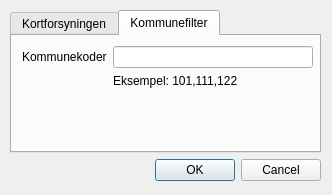
Before: the Qt Designer form src/geosearch_dk/ui_settings.ui in Septima/qgis-geosearch, drawn with Qt 5.
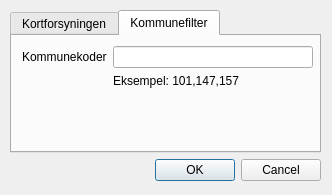
After: the same form once the commit is applied. The open tabs and pages were chosen to show the change.

Commit message: Correct example string

Patch:
```diff
--- a/src/geosearch_dk/ui_settings.ui
+++ b/src/geosearch_dk/ui_settings.ui
@@ -92,7 +92,7 @@
          <item row="1" column="1">
           <widget class="QLabel" name="label">
            <property name="text">
-            <string>Eksempel: 101,111,122</string>
+            <string>Eksempel: 101,147,157</string>
            </property>
           </widget>
          </item>
```
